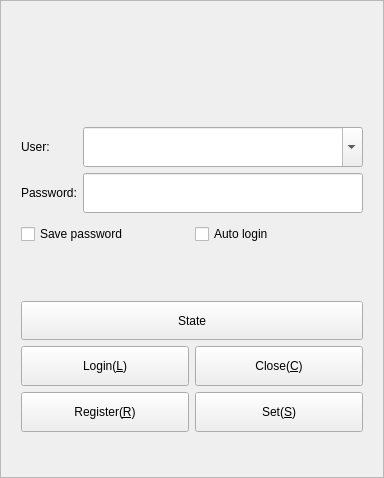
This is Widgets/FrmLogin/FrmLogin.ui in KangLin/RabbitIm as Qt 5 draws it before an edit. The edited form follows.
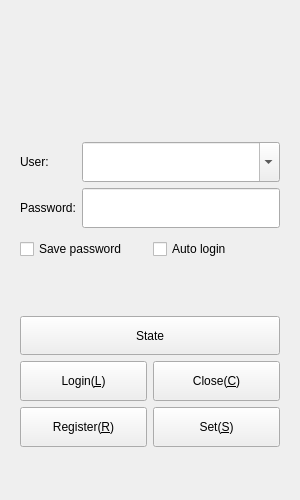
This is the edited form. Icons and pictures are not drawn.

Diff of the .ui file:
```diff
--- a/Widgets/FrmLogin/FrmLogin.ui
+++ b/Widgets/FrmLogin/FrmLogin.ui
@@ -6,8 +6,8 @@
    <rect>
     <x>0</x>
     <y>0</y>
-    <width>384</width>
-    <height>478</height>
+    <width>300</width>
+    <height>500</height>
    </rect>
   </property>
   <property name="sizePolicy">
@@ -26,11 +26,8 @@
   <property name="layoutDirection">
    <enum>Qt::LeftToRight</enum>
   </property>
-  <property name="frameShape">
-   <enum>QFrame::StyledPanel</enum>
-  </property>
   <property name="frameShadow">
-   <enum>QFrame::Raised</enum>
+   <enum>QFrame::Plain</enum>
   </property>
   <layout class="QGridLayout" name="gridLayout_2">
    <item row="0" column="0">
```
